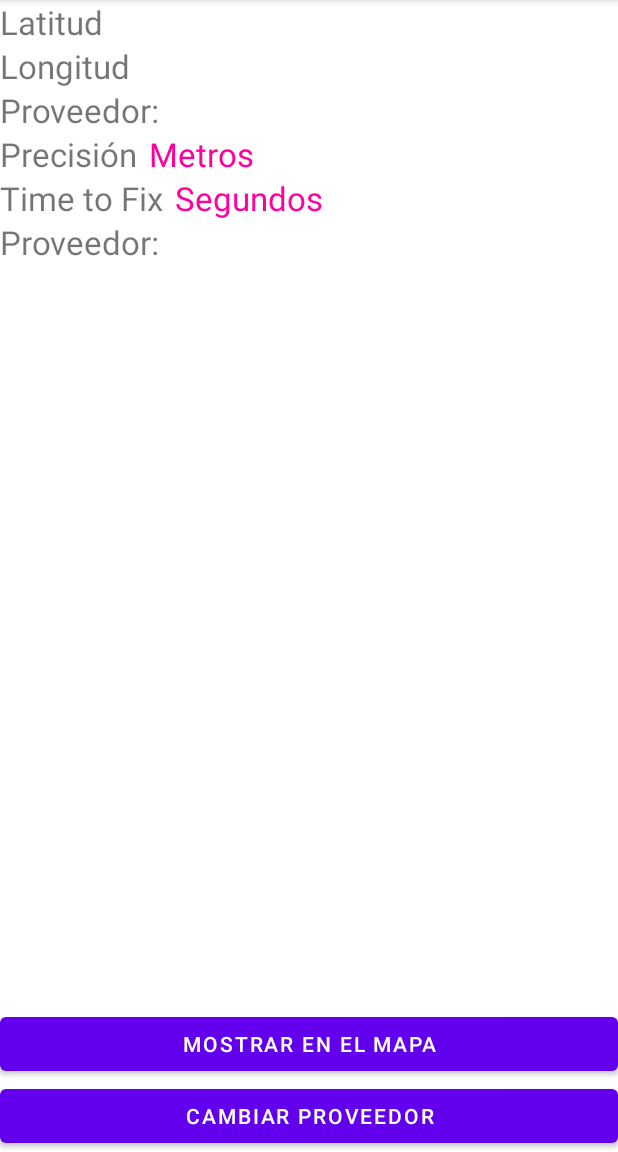
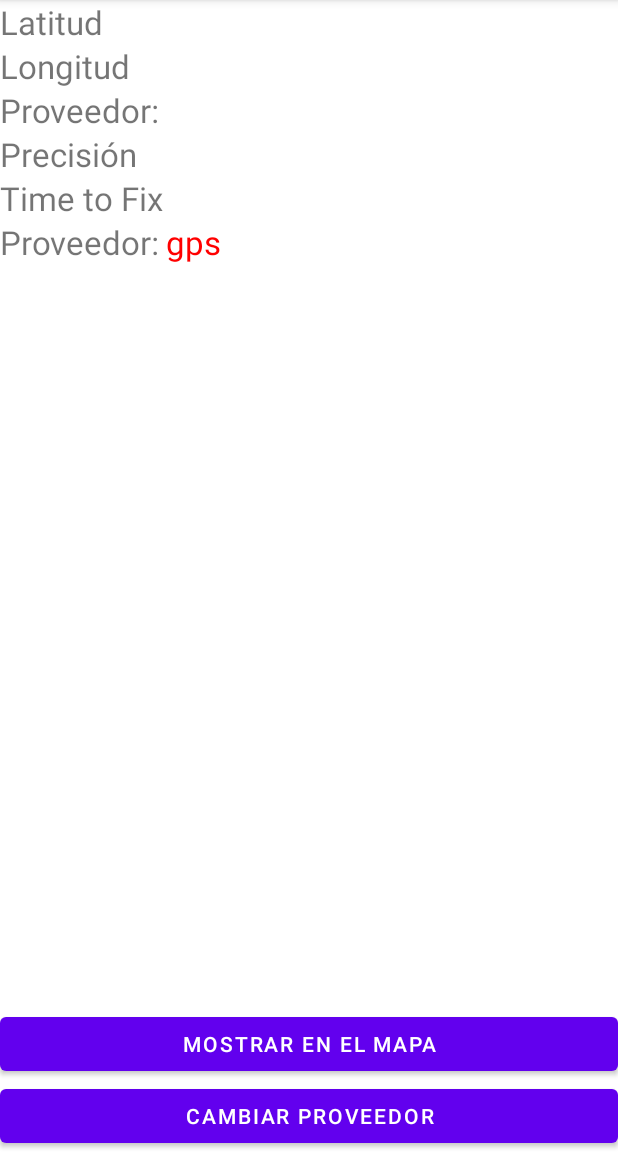
Before and after one commit to ZakiTheFoxo/PD_Moviles, an Android app: the screen it shows after launch (MainActivity), after a tap on "CAMBIAR PROVEEDOR", on a phone screen of 412 x 824 dp, the part 84-1236 px from its top. Run offline under Robolectric (Android 15) with nearby library versions, the phone set to English and light mode, and no system bars.

Commit message:
'almost' finished the location program

```diff
--- a/Ubicacion/app/src/main/java/com/example/ubicacion/MainActivity.java
+++ b/Ubicacion/app/src/main/java/com/example/ubicacion/MainActivity.java
@@ -10,6 +10,8 @@ import android.location.LocationListener;
 import android.location.LocationManager;
 import android.net.Uri;
 import android.os.Bundle;
+import android.os.SystemClock;
+import android.provider.Settings;
 import android.view.View;
 import android.widget.Button;
 import android.widget.TextView;
@@ -52,7 +54,7 @@ public class MainActivity extends AppCompatActivity implements LocationListener
         btnChangeEnabledProviders.setOnClickListener(new View.OnClickListener() {
             @Override
             public void onClick(View view) {
-
+                startActivity(new Intent(Settings.ACTION_LOCATION_SOURCE_SETTINGS));
             }
         });
     }
@@ -78,12 +80,46 @@ public class MainActivity extends AppCompatActivity implements LocationListener
                     e.printStackTrace();
                 }
             }
+
+            txtEnabledProviders.setText(stringBuffer);
+        }
+
+        upTimeToResume = SystemClock.uptimeMillis();
+        txtLongitud.setText("");
+        txtLatitud.setText("");
+        txtAccuracy.setText("");
+        txtProvider.setText("");
+        txtTimeToFix.setText("");
+
+        findViewById(R.id.lblTimeToFixUnits).setVisibility(View.GONE);
+        findViewById(R.id.lblAccuracyUnits).setVisibility(View.GONE);
+    }
+
+    @Override
+    protected void onPause() {
+        super.onPause();
+
+        try {
+            locationManager.removeUpdates(this);
+        } catch (SecurityException e) {
+            e.printStackTrace();
         }
     }
 
     @Override
     public void onLocationChanged(@NonNull Location location) {
+        lat = String.valueOf(location.getLatitude());
+        lon = String.valueOf(location.getLongitude());
 
+        txtLatitud.setText(lat);
+        txtLongitud.setText(lon);
+        txtProvider.setText(String.valueOf(location.getProvider()));
+        txtAccuracy.setText(String.valueOf(location.getAccuracy()));
+
+        long timeToFix = SystemClock.uptimeMillis() - upTimeToResume;
+
+        findViewById(R.id.lblTimeToFixUnits).setVisibility(View.VISIBLE);
+        findViewById(R.id.lblAccuracyUnits).setVisibility(View.VISIBLE);
     }
 
     @Override
```
